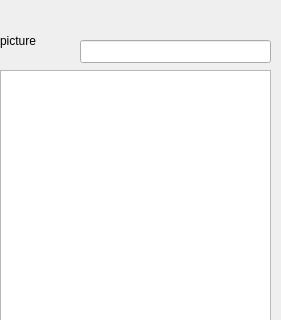
First picture: the form in ClientQ/usrinterface.ui, repository PanHe0830/IMSystem, before the edit; both pictures show x 0 to 281 and y 0 to 320 of the 281 by 815 pixel window.
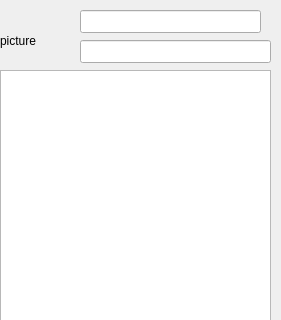
Second picture: the form after the edit.

```diff
--- a/ClientQ/usrinterface.ui
+++ b/ClientQ/usrinterface.ui
@@ -59,6 +59,16 @@
     <string>search</string>
    </property>
   </widget>
+  <widget class="QLineEdit" name="le_usrname">
+   <property name="geometry">
+    <rect>
+     <x>80</x>
+     <y>10</y>
+     <width>181</width>
+     <height>23</height>
+    </rect>
+   </property>
+  </widget>
  </widget>
  <resources/>
  <connections/>
```
